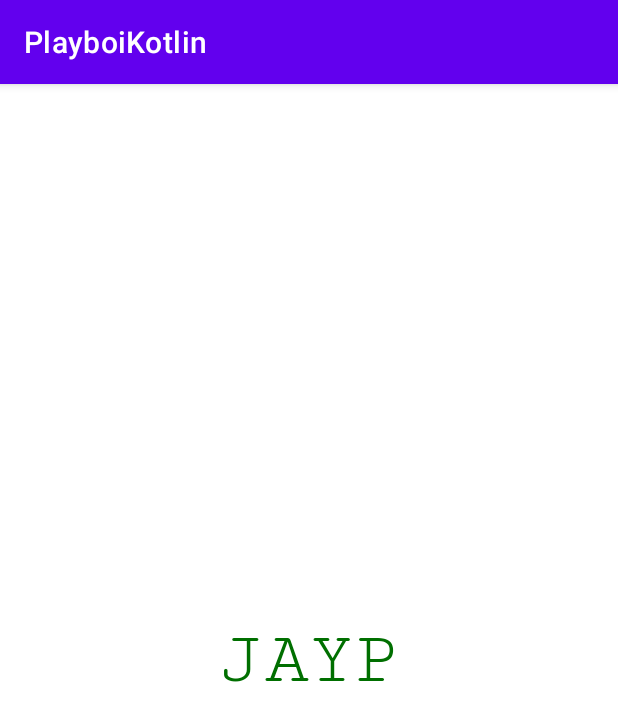
After one commit to BetaGammaEpsilon-com/PlayboiKotlin, an Android app: the DanActivity screen opened directly, with no data from a screen before it, on a phone screen of 412 x 824 dp. The commit adds this screen. Shown: the top 721 px of the screen. Run offline under Robolectric (Android 15) with nearby library versions, the phone set to English and light mode, and no system bars.

Commit message:
Adding Dan Activity

```diff
--- a/app/src/main/AndroidManifest.xml
+++ b/app/src/main/AndroidManifest.xml
@@ -9,6 +9,9 @@
         android:roundIcon="@mipmap/ic_launcher_round"
         android:supportsRtl="true"
         android:theme="@style/Theme.PlayboiKotlin">
+        <activity
+            android:name=".DanActivity"
+            android:exported="true" />
         <activity
             android:name=".JoshActivity"
             android:exported="false" />
--- /dev/null
+++ b/app/src/main/java/jayp/bge/playboikotlin/DanActivity.kt
@@ -0,0 +1,11 @@
+package jayp.bge.playboikotlin
+
+import android.os.Bundle
+import androidx.appcompat.app.AppCompatActivity
+
+class DanActivity : AppCompatActivity() {
+    override fun onCreate(savedInstanceState: Bundle?) {
+        super.onCreate(savedInstanceState)
+        setContentView(R.layout.activity_dan)
+    }
+}
--- /dev/null
+++ b/app/src/main/res/layout/activity_dan.xml
@@ -0,0 +1,23 @@
+<?xml version="1.0" encoding="utf-8"?>
+<androidx.constraintlayout.widget.ConstraintLayout xmlns:android="http://schemas.android.com/apk/res/android"
+    xmlns:app="http://schemas.android.com/apk/res-auto"
+    xmlns:tools="http://schemas.android.com/tools"
+    android:layout_width="match_parent"
+    android:layout_height="match_parent"
+    tools:context=".DanActivity">
+
+    <TextView
+        android:id="@+id/dan_textview"
+        android:layout_width="wrap_content"
+        android:layout_height="wrap_content"
+        android:fontFamily="serif-monospace"
+        android:text="jayp"
+        android:textAllCaps="true"
+        android:textColor="#006F00"
+        android:textSize="50dp"
+        app:layout_constraintBottom_toBottomOf="parent"
+        app:layout_constraintEnd_toEndOf="parent"
+        app:layout_constraintStart_toStartOf="parent"
+        app:layout_constraintTop_toTopOf="parent" />
+
+</androidx.constraintlayout.widget.ConstraintLayout>
```
Also changed, not shown: app/src/main/java/jayp/bge/playboikotlin/MainActivity.kt (+7 -2 lines), app/src/main/res/layout/activity_main.xml (+11 -0 lines).
